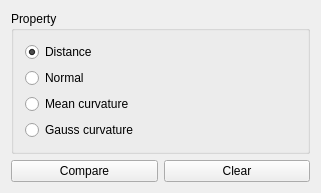
Above: Plugin-MeshCompare/MeshCompareToolbar.ui from ShenRen/OpenFlipper before the change. Below: the same form after it.
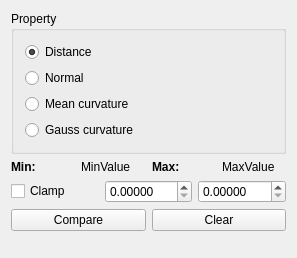
That is the form after the change.

Commit message: Possibility to clamp the color coding to specify range that should get visualized

What changed in the file:
```diff
--- a/Plugin-MeshCompare/MeshCompareToolbar.ui
+++ b/Plugin-MeshCompare/MeshCompareToolbar.ui
@@ -6,8 +6,8 @@
    <rect>
     <x>0</x>
     <y>0</y>
-    <width>321</width>
-    <height>183</height>
+    <width>297</width>
+    <height>258</height>
    </rect>
   </property>
   <property name="windowTitle">
@@ -82,6 +82,84 @@
      </layout>
     </widget>
    </item>
+   <item>
+    <layout class="QHBoxLayout" name="horizontalLayout_3">
+     <item>
+      <widget class="QLabel" name="label_2">
+       <property name="font">
+        <font>
+         <weight>75</weight>
+         <bold>true</bold>
+        </font>
+       </property>
+       <property name="text">
+        <string>Min:</string>
+       </property>
+      </widget>
+     </item>
+     <item>
+      <widget class="QLabel" name="minValue">
+       <property name="text">
+        <string>MinValue</string>
+       </property>
+      </widget>
+     </item>
+     <item>
+      <widget class="QLabel" name="label_4">
+       <property name="font">
+        <font>
+         <weight>75</weight>
+         <bold>true</bold>
+        </font>
+       </property>
+       <property name="text">
+        <string>Max:</string>
+       </property>
+      </widget>
+     </item>
+     <item>
+      <widget class="QLabel" name="maxValue">
+       <property name="text">
+        <string>MaxValue</string>
+       </property>
+      </widget>
+     </item>
+    </layout>
+   </item>
+   <item>
+    <layout class="QHBoxLayout" name="horizontalLayout_4">
+     <item>
+      <widget class="QCheckBox" name="doClamp">
+       <property name="text">
+        <string>Clamp</string>
+       </property>
+      </widget>
+     </item>
+     <item>
+      <widget class="QDoubleSpinBox" name="minVal">
+       <property name="decimals">
+        <number>5</number>
+       </property>
+       <property name="singleStep">
+        <double>0.010000000000000</double>
+       </property>
+      </widget>
+     </item>
+     <item>
+      <widget class="QDoubleSpinBox" name="maxVal">
+       <property name="decimals">
+        <number>5</number>
+       </property>
+       <property name="singleStep">
+        <double>0.010000000000000</double>
+       </property>
+      </widget>
+     </item>
+    </layout>
+   </item>
+   <item>
+    <layout class="QHBoxLayout" name="horizontalLayout_2"/>
+   </item>
    <item>
     <layout class="QHBoxLayout" name="horizontalLayout">
      <item>
```
The commit also changes 2 other files.
